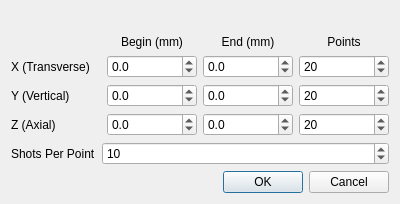
kncrabtree/blackchirp, file motorscandialog.ui: the form before one commit.
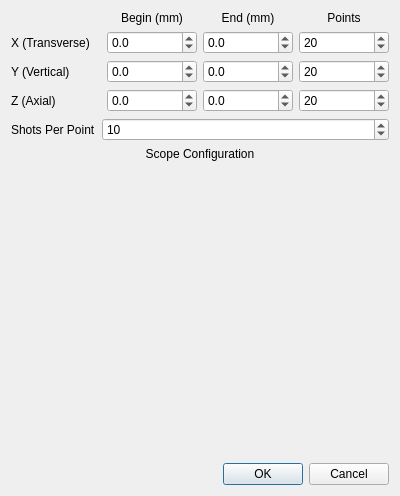
The form after the commit. Icons and pictures are not drawn. Custom widgets are drawn as their Qt base class.

Commit message: Include motor scope config widget

Patch:
```diff
--- a/motorscandialog.ui
+++ b/motorscandialog.ui
@@ -7,7 +7,7 @@
     <x>0</x>
     <y>0</y>
     <width>400</width>
-    <height>204</height>
+    <height>496</height>
    </rect>
   </property>
   <property name="windowTitle">
@@ -17,7 +17,7 @@
    <iconset resource="resources.qrc">
     <normaloff>:/icons/motorscan.png</normaloff>:/icons/motorscan.png</iconset>
   </property>
-  <layout class="QVBoxLayout" name="verticalLayout">
+  <layout class="QVBoxLayout" name="verticalLayout" stretch="0,0,0,1,0">
    <item>
     <layout class="QGridLayout" name="gridLayout" rowstretch="0,1,1,1">
      <item row="0" column="1">
@@ -244,6 +244,19 @@
      </item>
     </layout>
    </item>
+   <item>
+    <widget class="QLabel" name="label_7">
+     <property name="text">
+      <string>Scope Configuration</string>
+     </property>
+     <property name="alignment">
+      <set>Qt::AlignCenter</set>
+     </property>
+    </widget>
+   </item>
+   <item>
+    <widget class="MotorScopeConfigWidget" name="scopeConfigWidget" native="true"/>
+   </item>
    <item>
     <widget class="QDialogButtonBox" name="buttonBox">
      <property name="orientation">
@@ -256,6 +269,14 @@
    </item>
   </layout>
  </widget>
+ <customwidgets>
+  <customwidget>
+   <class>MotorScopeConfigWidget</class>
+   <extends>QWidget</extends>
+   <header>motorscopeconfigwidget.h</header>
+   <container>1</container>
+  </customwidget>
+ </customwidgets>
  <resources>
   <include location="resources.qrc"/>
  </resources>
```
The commit also changes 7 other files.
